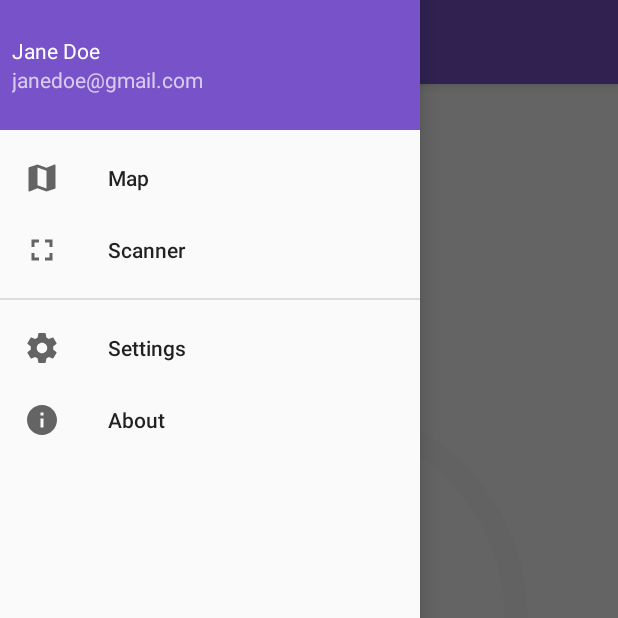
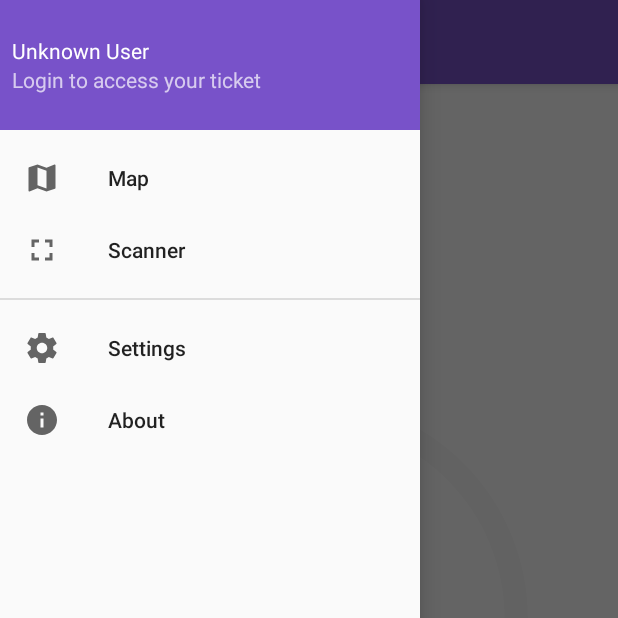
Before and after one commit to HackRU/one-app-android, an Android app: the screen it shows after launch (MainActivity), with the side drawer open, on a phone screen of 412 x 824 dp, the top half of it. Run offline under Robolectric (Android 15) with nearby library versions, the phone set to English and light mode, and no system bars; our stand-ins replace Dagger/Hilt's generated code, Room's generated code.

Commit message:
Set default nav drawer header text for users who have not logged in

```diff
--- a/app/src/main/res/layout/header_drawer.xml
+++ b/app/src/main/res/layout/header_drawer.xml
@@ -14,7 +14,7 @@
         android:layout_height="wrap_content"
         android:layout_marginStart="8dp"
         android:layout_marginTop="24dp"
-        android:text="Jane Doe"
+        android:text="@string/navigation_drawer_name_default"
         android:textAppearance="@style/TextAppearance.AppCompat.Body1"
         app:layout_constraintStart_toStartOf="parent"
         app:layout_constraintTop_toTopOf="parent" />
@@ -24,7 +24,7 @@
         android:layout_width="wrap_content"
         android:layout_height="19dp"
         android:layout_marginBottom="24dp"
-        android:text="janedoe@gmail.com"
+        android:text="@string/navigation_drawer_email_default"
         app:layout_constraintBottom_toBottomOf="parent"
         app:layout_constraintStart_toStartOf="@+id/header_drawer_name"
         app:layout_constraintTop_toBottomOf="@+id/header_drawer_name" />
--- a/app/src/main/res/values/strings.xml
+++ b/app/src/main/res/values/strings.xml
@@ -27,4 +27,9 @@
     <!-- Accessibility -->
     <string name="navigation_drawer_open">Open navigation drawer</string>
     <string name="navigation_drawer_close">Close navigation drawer</string>
+
+
+    <!-- Navigation Drawer -->
+    <string name="navigation_drawer_name_default">Unknown User</string>
+    <string name="navigation_drawer_email_default">Login to access your ticket</string>
 </resources>
```
